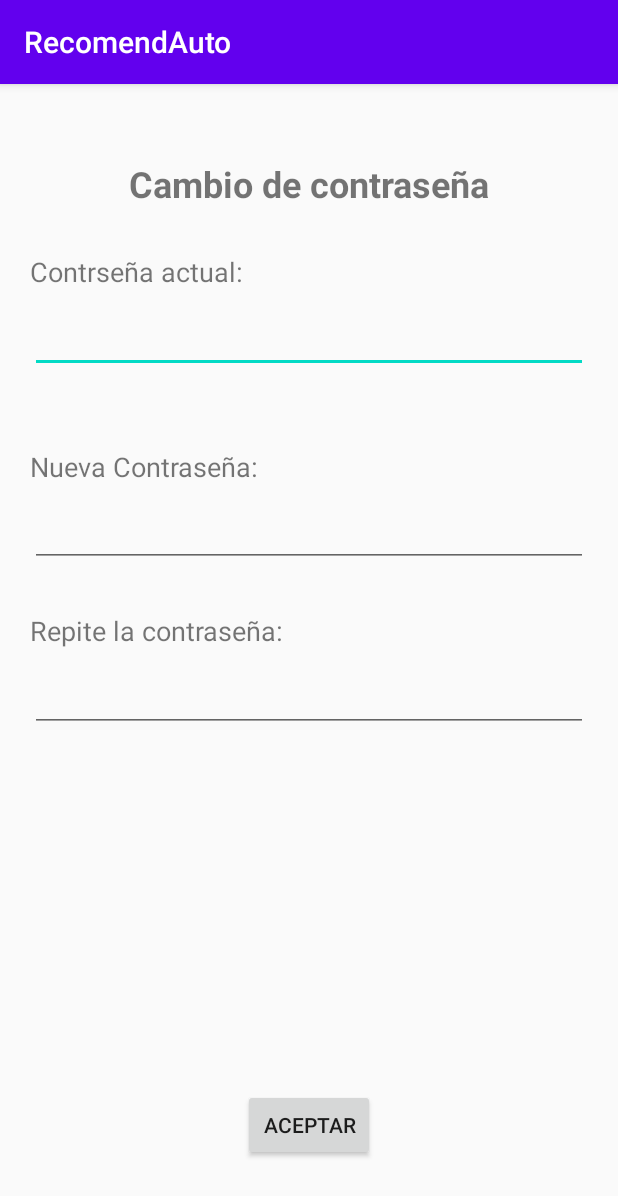
After one commit to bitmarc/Recommender, an Android app: the PasswordChange screen opened directly, with no data from a screen before it, on a phone screen of 412 x 824 dp. The commit adds this screen. Shown: the top 1196 px of the screen. Run offline under Robolectric (Android 15) with nearby library versions, the phone set to English and light mode, and no system bars.

Commit message:
0.7.3 Se modifico el metodo de carga de formulario, ahora lo descarga del servidor. se agrego la calse Form y se modifico Question y Option. -Se agrego la actividad de Modificacion de contraseña

```diff
--- a/app/src/main/java/com/example/recommender/MainActivity.java
+++ b/app/src/main/java/com/example/recommender/MainActivity.java
@@ -29,6 +29,7 @@ public class MainActivity extends AppCompatActivity {
         NavigationUI.setupActionBarWithNavController(this, navController, appBarConfiguration);
         NavigationUI.setupWithNavController(navView, navController);
     }
+
     public void logout(View view){
         SessionManagement sessionManagement = new SessionManagement(MainActivity.this);
         sessionManagement.removeSession();
--- a/app/src/main/java/com/example/recommender/Recommendation.java
+++ b/app/src/main/java/com/example/recommender/Recommendation.java
@@ -1,4 +1,6 @@
 package com.example.recommender;
+
+import com.example.recommender.form.Question;
 
 import java.util.ArrayList;
 
--- /dev/null
+++ b/app/src/main/java/com/example/recommender/ui/profile/PasswordChange.java
@@ -0,0 +1,38 @@
+package com.example.recommender.ui.profile;
+
+import androidx.appcompat.app.AppCompatActivity;
+
+import android.app.Activity;
+import android.content.Intent;
+import android.os.Bundle;
+import android.view.View;
+import android.widget.Button;
+
+import com.example.recommender.R;
+
+public class PasswordChange extends AppCompatActivity {
+
+    private Button bchangePass;
+
+
+    @Override
+    protected void onCreate(Bundle savedInstanceState) {
+        super.onCreate(savedInstanceState);
+        setContentView(R.layout.activity_password_change);
+
+        this.bchangePass = findViewById(R.id.idAceptar);
+
+        bchangePass.setOnClickListener(new View.OnClickListener() {
+            @Override
+            public void onClick(View view) {
+                Intent intent = new Intent();
+                intent.putExtra("newpass","password");
+                setResult(Activity.RESULT_OK, intent); // You can also send result without any data using setResult(int resultCode)
+                finish();
+            }
+        });
+    }
+
+
+
+}
--- /dev/null
+++ b/app/src/main/res/layout/activity_password_change.xml
@@ -0,0 +1,104 @@
+<?xml version="1.0" encoding="utf-8"?>
+<androidx.constraintlayout.widget.ConstraintLayout xmlns:android="http://schemas.android.com/apk/res/android"
+    xmlns:app="http://schemas.android.com/apk/res-auto"
+    xmlns:tools="http://schemas.android.com/tools"
+    android:layout_width="match_parent"
+    android:layout_height="match_parent"
+    tools:context=".ui.profile.PasswordChange">
+
+    <Button
+        android:id="@+id/idAceptar"
+        android:layout_width="wrap_content"
+        android:layout_height="wrap_content"
+        android:layout_marginBottom="50dp"
+        android:text="Aceptar"
+        app:layout_constraintBottom_toBottomOf="parent"
+        app:layout_constraintEnd_toEndOf="parent"
+        app:layout_constraintStart_toStartOf="parent" />
+
+    <TextView
+        android:id="@+id/textView8"
+        android:layout_width="wrap_content"
+        android:layout_height="wrap_content"
+        android:layout_marginStart="20dp"
+        android:layout_marginTop="30dp"
+        android:text="Contrseña actual:"
+        android:textSize="18sp"
+        app:layout_constraintStart_toStartOf="parent"
+        app:layout_constraintTop_toBottomOf="@+id/textView11" />
+
+    <EditText
+        android:id="@+id/idEtOladPass"
+        android:layout_width="0dp"
+        android:layout_height="wrap_content"
+        android:layout_marginStart="20dp"
+        android:layout_marginTop="10dp"
+        android:layout_marginEnd="20dp"
+        android:ems="10"
+        android:inputType="textPassword"
+        app:layout_constraintEnd_toEndOf="parent"
+        app:layout_constraintStart_toStartOf="parent"
+        app:layout_constraintTop_toBottomOf="@+id/textView8" />
+
+    <TextView
+        android:id="@+id/textView9"
+        android:layout_width="wrap_content"
+        android:layout_height="24dp"
+        android:layout_marginStart="20dp"
+        android:layout_marginTop="50dp"
+        android:text="Nueva Contraseña:"
+        android:textSize="18sp"
+        app:layout_constraintStart_toStartOf="parent"
+        app:layout_constraintTop_toBottomOf="@+id/idEtOladPass" />
+
+    <EditText
+        android:id="@+id/idEtNewPass"
+        android:layout_width="0dp"
+        android:layout_height="wrap_content"
+        android:layout_marginStart="20dp"
+        android:layout_marginTop="10dp"
+        android:layout_marginEnd="20dp"
+        android:ems="10"
+        android:inputType="textPassword"
+        app:layout_constraintEnd_toEndOf="parent"
+        app:layout_constraintStart_toStartOf="parent"
+        app:layout_constraintTop_toBottomOf="@+id/textView9" />
+
+    <TextView
+        android:id="@+id/textView10"
+        android:layout_width="wrap_content"
+        android:layout_height="wrap_content"
+        android:layout_marginStart="20dp"
+        android:layout_marginTop="30dp"
+        android:text="Repite la contraseña:"
+        android:textSize="18sp"
+        app:layout_constraintStart_toStartOf="parent"
+        app:layout_constraintTop_toBottomOf="@+id/idEtNewPass" />
+
+    <EditText
+        android:id="@+id/idEtNewPass2"
+        android:layout_width="0dp"
+        android:layout_height="wrap_content"
+        android:layout_marginStart="20dp"
+        android:layout_marginTop="10dp"
+        android:layout_marginEnd="20dp"
+        android:ems="10"
+        android:inputType="textPassword"
+        app:layout_constraintEnd_toEndOf="parent"
+        app:layout_constraintStart_toStartOf="parent"
+        app:layout_constraintTop_toBottomOf="@+id/textView10" />
+
+    <TextView
+        android:id="@+id/textView11"
+        android:layout_width="wrap_content"
+        android:layout_height="wrap_content"
+        android:layout_marginStart="50dp"
+        android:layout_marginTop="50dp"
+        android:layout_marginEnd="50dp"
+        android:text="Cambio de contraseña"
+        android:textSize="24sp"
+        android:textStyle="bold"
+        app:layout_constraintEnd_toEndOf="parent"
+        app:layout_constraintStart_toStartOf="parent"
+        app:layout_constraintTop_toTopOf="parent" />
+</androidx.constraintlayout.widget.ConstraintLayout>
```
Also changed, not shown: app/src/main/AndroidManifest.xml (+4 -3 lines), app/src/main/java/com/example/recommender/Interface/JsonApi.java (+7 -5 lines), app/src/main/java/com/example/recommender/Question.java (deleted, +0 -49 lines), app/src/main/java/com/example/recommender/connection/ConnectionManager.java (+31 -23 lines), app/src/main/java/com/example/recommender/form/Form.java (added, +35 -0 lines), app/src/main/java/com/example/recommender/form/Option.java (added, +32 -0 lines), app/src/main/java/com/example/recommender/form/Question.java (added, +65 -0 lines), app/src/main/java/com/example/recommender/ui/profile/ProfileFragment.java (+37 -8 lines), app/src/main/java/com/example/recommender/ui/profile/ProfileViewModel.java (+9 -4 lines), app/src/main/java/com/example/recommender/ui/recommendations/ItemForm.java (+28 -17 lines), app/src/main/java/com/example/recommender/ui/recommendations/RecommendationsFragment.java (+50 -49 lines), app/src/main/res/drawable/ic_baseline_warning_24.xml (added, +10 -0 lines), app/src/main/res/layout/fragment_profile.xml (+11 -0 lines), app/src/main/res/layout/fragment_recommendations.xml (+11 -0 lines).
